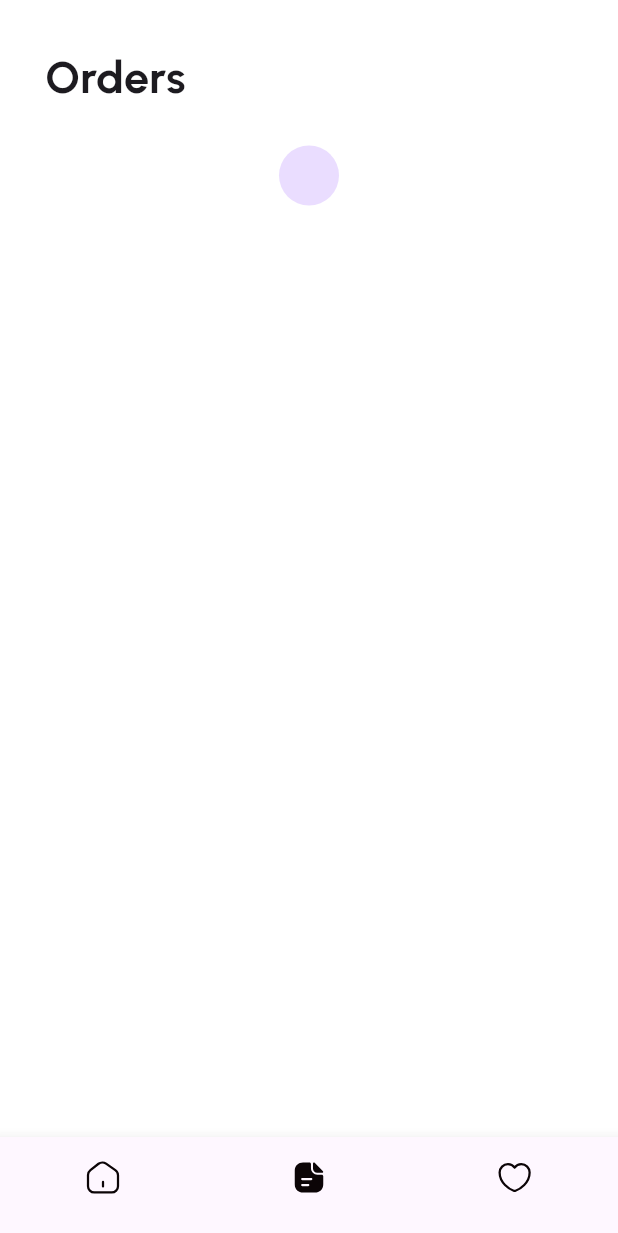
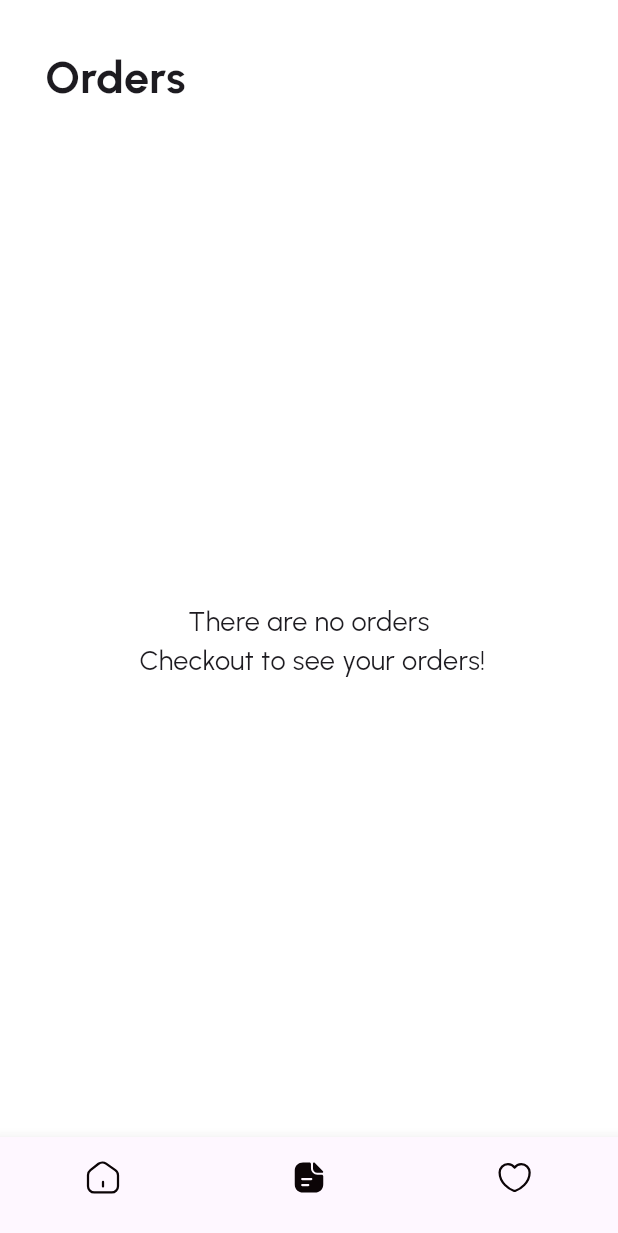
Before and after one commit to JustineUgo/shoeapp, a Flutter app: the OrderScreen screen opened by its route, on a phone screen of 412 x 824 dp. Shown: the top 1233 px of the screen. Run offline on Flutter 3.47's test engine with Material 3 defaults, Android fonts, the phone set to English and light mode, and no system bars; our stand-ins replace auto_route, cloud_firestore, firebase_auth, firebase_core, flutter_svg, font_awesome_flutter and 4 more; accounts and stored records are empty.

Commit message:
setup orders

```diff
--- /dev/null
+++ b/lib/models/order/order.dart
@@ -0,0 +1,15 @@
+import 'package:freezed_annotation/freezed_annotation.dart';
+part 'order.freezed.dart';
+part 'order.g.dart';
+
+@freezed
+class Ordered with _$Ordered {
+  const factory Ordered({
+    required int quantity,
+    required String status,
+    required double total,
+    required String userId,
+  }) = _Ordered;
+
+  factory Ordered.fromJson(Map<String, Object?> json) => _$OrderedFromJson(json);
+}
--- a/lib/src/app/order/order_screen.dart
+++ b/lib/src/app/order/order_screen.dart
@@ -1,5 +1,9 @@
 import 'package:auto_route/auto_route.dart';
+import 'package:cloud_firestore/cloud_firestore.dart';
 import 'package:flutter/material.dart';
+import 'package:shoesly/injection/injection.dart';
+import 'package:shoesly/models/order/order.dart';
+import 'package:shoesly/services/firebase_service.dart';
 
 @RoutePage()
 class OrderScreen extends StatefulWidget {
@@ -10,6 +14,15 @@ class OrderScreen extends StatefulWidget {
 }
 
 class _OrderScreenState extends State<OrderScreen> {
+  final firebaseService = getIt<FirebaseService>();
+  bool isRetrying = false;
+
+  void retryFetch() {
+    setState(() {
+      isRetrying = true;
+    });
+  }
+
   @override
   Widget build(BuildContext context) {
     return Scaffold(
@@ -28,14 +41,57 @@ class _OrderScreenState extends State<OrderScreen> {
               ),
               const SizedBox(height: 24),
               Expanded(
-                  child: SingleChildScrollView(
-                child: Column(
-                  children: [
-                    // CartTile(id: '2', onDelete: () {}),
-                    CircleAvatar(),
-                  ],
-                ),
-              )),
+                child: StreamBuilder<QuerySnapshot>(
+                    stream: firebaseService.getCollectionStream(collection: 'orders', filterField: 'userId', ref: firebaseService.getUserId()),
+                    builder: (context, cartSnapshot) {
+                      if (cartSnapshot.hasError) {
+                        return Column(
+                          children: [
+                            Text('Error: ${cartSnapshot.error}'),
+                            ElevatedButton(
+                              onPressed: retryFetch,
+                              child: const Text('Retry'),
+                            ),
+                          ],
+                        );
+                      }
+
+                      if (cartSnapshot.connectionState == ConnectionState.waiting || isRetrying) {
+                        return const Center(child: CircularProgressIndicator());
+                      }
+
+                      final data = cartSnapshot.requireData;
+
+                      if (data.size == 0) {
+                        return const Center(
+                          child: Text(
+                            'There are no orders\n Checkout to see your orders!',
+                            textAlign: TextAlign.center,
+                            style: TextStyle(fontSize: 18),
+                          ),
+                        );
+                      }
+                      return Column(
+                        children: data.docs.map(
+                          (doc) {
+                            Ordered order = Ordered.fromJson(doc.data() as Map<String, Object?>);
+                            return Column(
+                              children: [
+                                Card(
+                                  child: ListTile(
+                                    trailing: Text(order.total.toString()),
+                                    title: Text('Qty ${order.quantity}'),
+                                    subtitle: Text(order.status),
+                                  ),
+                                ),
+                                const SizedBox(height: 10),
+                              ],
+                            );
+                          },
+                        ).toList(),
+                      );
+                    }),
+              ),
             ],
           ),
         ),
```
Also changed, not shown: lib/src/checkout/checkout_screen.dart (+14 -1 lines), lib/models/order/order.freezed.dart (added), lib/models/order/order.g.dart (added).
